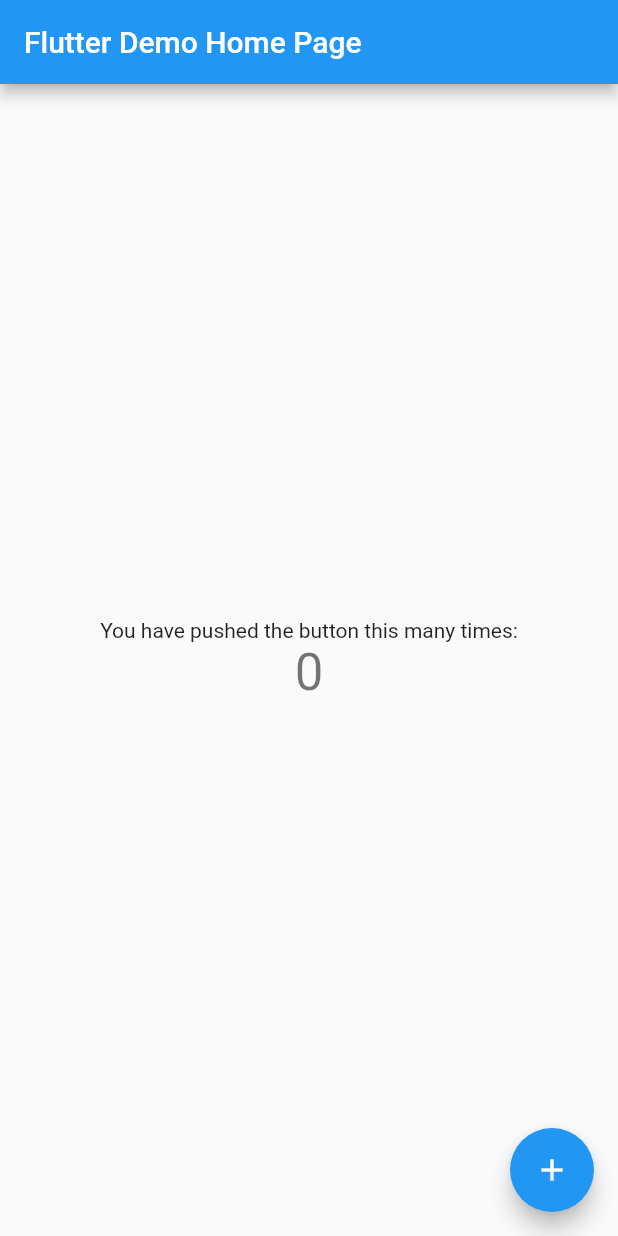
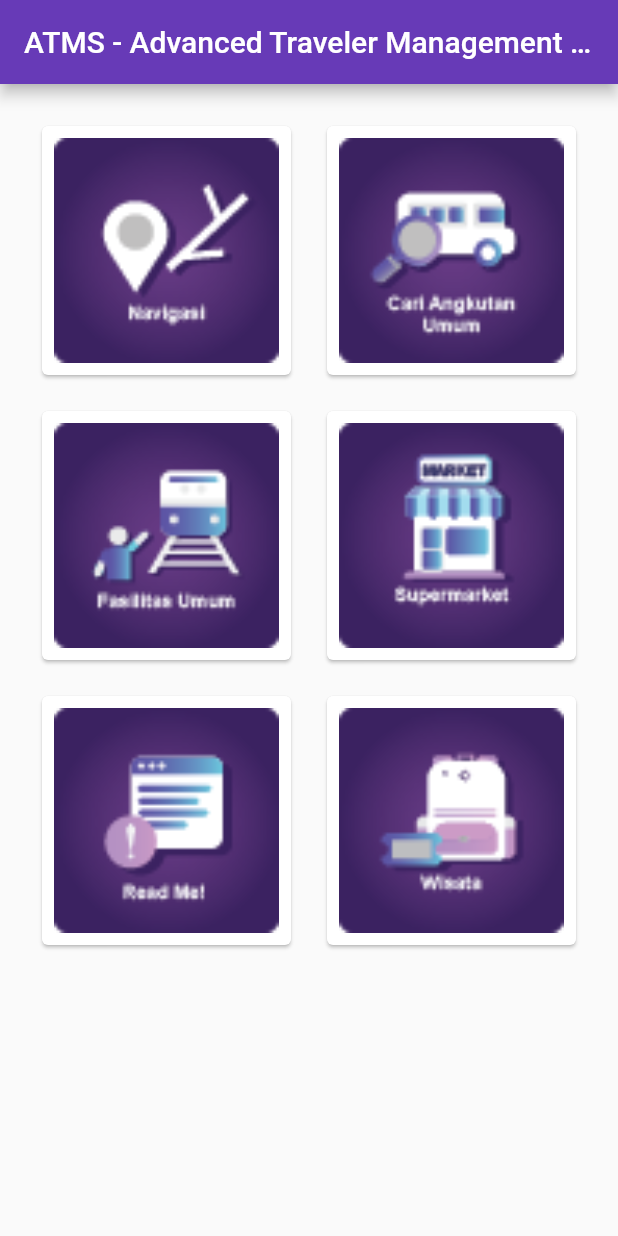
Before and after one commit to sariwahyu/flutter_atms, a Flutter app: the screen it shows after launch, on a phone screen of 412 x 824 dp. Run offline on Flutter 3.47's test engine with Material 2 defaults, Android fonts, the light colour scheme and no system bars; missing offline and left inert: dart:ffi, dart:html.

Commit message:
add icon, otw main menu, add supermarket menu
main menu ukuran masih blm ok, icon blur (rencana bikin ulang), supermarket error map

```diff
--- a/lib/main.dart
+++ b/lib/main.dart
@@ -5,109 +5,182 @@
 }
 
 class MyApp extends StatelessWidget {
-  // This widget is the root of your application.
   @override
   Widget build(BuildContext context) {
     return MaterialApp(
-      title: 'Flutter Demo',
+      title: 'ATMS - Advanced Traveler Management Systems',
       theme: ThemeData(
-        // This is the theme of your application.
-        //
-        // Try running your application with "flutter run". You'll see the
-        // application has a blue toolbar. Then, without quitting the app, try
-        // changing the primarySwatch below to Colors.green and then invoke
-        // "hot reload" (press "r" in the console where you ran "flutter run",
-        // or simply save your changes to "hot reload" in a Flutter IDE).
-        // Notice that the counter didn't reset back to zero; the application
-        // is not restarted.
-        primarySwatch: Colors.blue,
+        primarySwatch: Colors.deepPurple,
       ),
-      home: MyHomePage(title: 'Flutter Demo Home Page'),
+      home: MainMenu(),
     );
   }
 }
 
-class MyHomePage extends StatefulWidget {
-  MyHomePage({Key? key, required this.title}) : super(key: key);
-
-  // This widget is the home page of your application. It is stateful, meaning
-  // that it has a State object (defined below) that contains fields that affect
-  // how it looks.
-
-  // This class is the configuration for the state. It holds the values (in this
-  // case the title) provided by the parent (in this case the App widget) and
-  // used by the build method of the State. Fields in a Widget subclass are
-  // always marked "final".
-
-  final String title;
-
+class MainMenu extends StatelessWidget {
   @override
-  _MyHomePageState createState() => _MyHomePageState();
+  Widget build(BuildContext context) {
+    return Scaffold(
+      appBar: AppBar(
+        title: Text('ATMS - Advanced Traveler Management Systems'),
+      ),
+      body: LayoutBuilder(
+        builder: (BuildContext context, BoxConstraints constraints) {
+          if (constraints.maxWidth <= 600) {
+            return MainMenuGrid(gridCount: 2);
+          } else if (constraints.maxWidth <= 1200) {
+            return MainMenuGrid(gridCount: 3);
+          } else
+            return MainMenuGrid(gridCount: 4);
+        },
+      ),
+    );
+  }
 }
 
-class _MyHomePageState extends State<MyHomePage> {
-  int _counter = 0;
+class MainMenuGrid extends StatelessWidget {
+  final int gridCount;
 
-  void _incrementCounter() {
-    setState(() {
-      // This call to setState tells the Flutter framework that something has
-      // changed in this State, which causes it to rerun the build method below
-      // so that the display can reflect the updated values. If we changed
-      // _counter without calling setState(), then the build method would not be
-      // called again, and so nothing would appear to happen.
-      _counter++;
-    });
-  }
-
+  MainMenuGrid({required this.gridCount});
   @override
   Widget build(BuildContext context) {
-    // This method is rerun every time setState is called, for instance as done
-    // by the _incrementCounter method above.
-    //
-    // The Flutter framework has been optimized to make rerunning build methods
-    // fast, so that you can just rebuild anything that needs updating rather
-    // than having to individually change instances of widgets.
-    return Scaffold(
-      appBar: AppBar(
-        // Here we take the value from the MyHomePage object that was created by
-        // the App.build method, and use it to set our appbar title.
-        title: Text(widget.title),
-      ),
-      body: Center(
-        // Center is a layout widget. It takes a single child and positions it
-        // in the middle of the parent.
-        child: Column(
-          // Column is also a layout widget. It takes a list of children and
-          // arranges them vertically. By default, it sizes itself to fit its
-          // children horizontally, and tries to be as tall as its parent.
-          //
-          // Invoke "debug painting" (press "p" in the console, choose the
-          // "Toggle Debug Paint" action from the Flutter Inspector in Android
-          // Studio, or the "Toggle Debug Paint" command in Visual Studio Code)
-          // to see the wireframe for each widget.
-          //
-          // Column has various properties to control how it sizes itself and
-          // how it positions its children. Here we use mainAxisAlignment to
-          // center the children vertically; the main axis here is the vertical
-          // axis because Columns are vertical (the cross axis would be
-          // horizontal).
-          mainAxisAlignment: MainAxisAlignment.center,
+    return Scrollbar(
+      child: Padding(
+        padding: const EdgeInsets.all(24.0),
+        child: GridView.count(
+          crossAxisCount: gridCount,
+          crossAxisSpacing: 16,
+          mainAxisSpacing: 16,
           children: <Widget>[
-            Text(
-              'You have pushed the button this many times:',
+            Card(
+              child: Column(
+                crossAxisAlignment: CrossAxisAlignment.stretch,
+                children: <Widget>[
+                  Container(
+                    child: Column(
+                      crossAxisAlignment: CrossAxisAlignment.stretch,
+                      children: [
+                        Container(
+                          padding: const EdgeInsets.all(8),
+                          child: Image.asset(
+                            'images/Navigasi.png',
+                            fit: BoxFit.cover,
+                          ),
+                        ),
+                      ],
+                    ),
+                  )
+                ],
+              ),
             ),
-            Text(
-              '$_counter',
-              style: Theme.of(context).textTheme.headline4,
+            Card(
+              child: Column(
+                crossAxisAlignment: CrossAxisAlignment.stretch,
+                children: <Widget>[
+                  Container(
+                    child: Column(
+                      crossAxisAlignment: CrossAxisAlignment.stretch,
+                      children: [
+                        Container(
+                          padding: const EdgeInsets.all(8),
+                          child: Image.asset(
+                            'images/CariAngkutan.png',
+                            fit: BoxFit.cover,
+                          ),
+                        ),
+                      ],
+                    ),
+                  )
+                ],
+              ),
             ),
+            Card(
+              child: Column(
+                crossAxisAlignment: CrossAxisAlignment.stretch,
+                children: <Widget>[
+                  Container(
+                    child: Column(
+                      crossAxisAlignment: CrossAxisAlignment.stretch,
+                      children: [
+                        Container(
+                          padding: const EdgeInsets.all(8),
+                          child: Image.asset(
+                            'images/FasilitasUmum.png',
+                            fit: BoxFit.cover,
+                          ),
+                        ),
+                      ],
+                    ),
+                  )
+                ],
+              ),
+            ),
+            Card(
+              child: Column(
+                crossAxisAlignment: CrossAxisAlignment.stretch,
+                children: <Widget>[
+                  Container(
+                    child: Column(
+                      crossAxisAlignment: CrossAxisAlignment.stretch,
+                      children: [
+                        Container(
+                          padding: const EdgeInsets.all(8),
+                          child: Image.asset(
+                            'images/Supermarket.png',
+                            fit: BoxFit.cover,
+                          ),
+                        ),
+                      ],
+                    ),
+                  )
+                ],
+              ),
+            ),
+            Card(
+              child: Column(
+                crossAxisAlignment: CrossAxisAlignment.stretch,
+                children: <Widget>[
+                  Container(
+                    child: Column(
+                      crossAxisAlignment: CrossAxisAlignment.stretch,
+                      children: [
+                        Container(
+                          padding: const EdgeInsets.all(8),
+                          child: Image.asset(
+                            'images/ReadMe.png',
+                            fit: BoxFit.cover,
+                          ),
+                        ),
+                      ],
+                    ),
+                  )
+                ],
+              ),
+            ),
+            Card(
+              child: Column(
+                crossAxisAlignment: CrossAxisAlignment.stretch,
+                children: <Widget>[
+                  Container(
+                    child: Column(
+                      crossAxisAlignment: CrossAxisAlignment.stretch,
+                      children: [
+                        Container(
+                          padding: const EdgeInsets.all(8),
+                          child: Image.asset(
+                            'images/Wisata.png',
+                            fit: BoxFit.cover,
+                          ),
+                        ),
+                      ],
+                    ),
+                  )
+                ],
+              ),
+            )
           ],
         ),
       ),
-      floatingActionButton: FloatingActionButton(
-        onPressed: _incrementCounter,
-        tooltip: 'Increment',
-        child: Icon(Icons.add),
-      ), // This trailing comma makes auto-formatting nicer for build methods.
     );
   }
 }
--- a/pubspec.yaml
+++ b/pubspec.yaml
@@ -44,6 +44,9 @@
   # the material Icons class.
   uses-material-design: true
 
+  assets:
+    - images/
+
   # To add assets to your application, add an assets section, like this:
   # assets:
   #   - images/a_dot_burr.jpeg
```
Also changed, not shown: lib/model/supermarket_list.dart (added, +38 -0 lines), lib/supermarket.dart (added, +49 -0 lines), images/CariAngkutan.png (added), images/FasilitasUmum.png (added), images/Help.png (added), images/Hotel.png (added), images/Logo.png (added), images/Navigasi.png (added), images/OlehOleh.png (added), images/ReadMe.png (added), images/RestoFav.png (added), images/Supermarket.png (added), images/TempatBermain.png (added), images/TempatFav.png (added), 3 more files.
